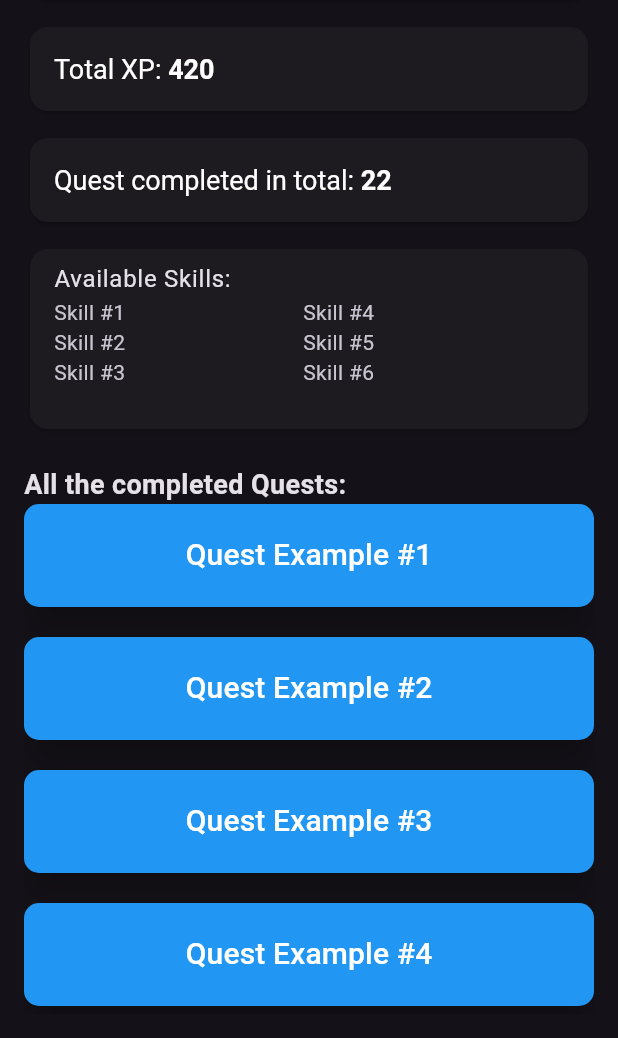
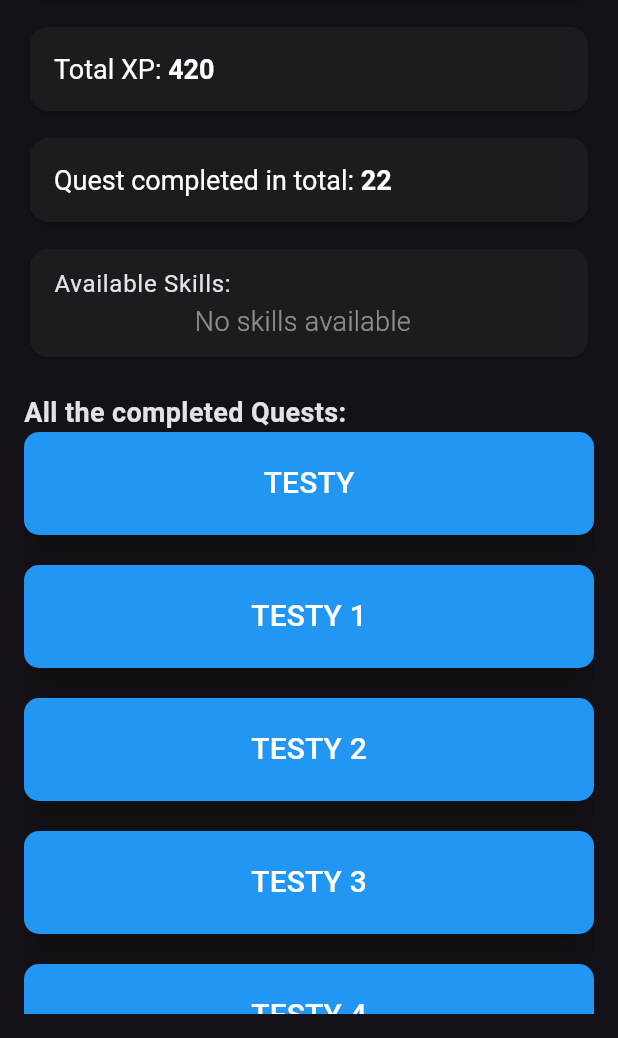
Before and after one commit to stayros130/Flutter_training, a Flutter app: the screen it shows after launch, after a tap on "History of Quests", on a phone screen of 412 x 824 dp, the part 198-1236 px from its top. Run offline on Flutter 3.47's test engine with Material 3 defaults, Android fonts, the light colour scheme and no system bars; our stand-ins replace google_fonts, transparent_image.

Commit message:
Added text when there are not any quest or skills also fixed duplicating skills text

```diff
--- a/uniwa_quest/lib/screens/loading_screen.dart
+++ b/uniwa_quest/lib/screens/loading_screen.dart
@@ -11,8 +11,8 @@ class LoadingScreen extends StatelessWidget {
     bool isLoading = true; // Set loading state
     var width = screenSize.width/2;
     var height = screenSize.height/4;
-    // String role = 'Student'; // Set Student role
-    String role = 'Professor'; // Set Professor role
+    String role = 'Student'; // Set Student role
+    //String role = 'Professor'; // Set Professor role
     Widget mainScreen = StudentMainScreen(); // Set Student main screen
 
     // Simulate loading
--- a/uniwa_quest/lib/screens/portfolio_screen.dart
+++ b/uniwa_quest/lib/screens/portfolio_screen.dart
@@ -3,21 +3,30 @@ import 'package:uniwa_quest/screens/loaded_screen.dart';
 import 'package:uniwa_quest/widgets/custom_button.dart';
 import 'package:uniwa_quest/ranks.dart';
 
-class PortfolioScreen extends StatelessWidget {
-  PortfolioScreen({super.key});
+class PortfolioScreen extends StatefulWidget {
+  const PortfolioScreen({super.key});
+
+  @override
+  _PortfolioScreenState createState() => _PortfolioScreenState();
+}
+class _PortfolioScreenState extends State<PortfolioScreen> {
 
   final int dummyXp = 420;
   final int dummyQuestsCompleted = 22;
   String skillColumn1 = '';
   String skillColumn2 = '';
-  List<String> dummySkills = [
-    'Skill #1', 'Skill #2', 'Skill #3', 'Skill #4', 'Skill #5', 'Skill #6'
-  ];
+  final column1Typed = ValueNotifier<bool>(false);
+  final column2Typed = ValueNotifier<bool>(false);
+  List<String> dummySkills = []; //left empty for testing
+  // List<String> dummySkills = [
+  //   'Skill #1', 'Skill #2', 'Skill #3', 'Skill #4', 'Skill #5', 'Skill #6'
+  // ];
+  List<Widget> quests = []; //left empty for testing
 
   @override
-  Widget build(BuildContext context) {
-    // dummySkills1 += '\ntest2';
-    // print(dummySkills1);
+  void initState() {
+    super.initState();
+
     for (var i = 0; i < dummySkills.length; i++) {
       if (i < dummySkills.length / 2) {
         skillColumn1 += '${dummySkills[i]}\n';
@@ -25,6 +34,25 @@ class PortfolioScreen extends StatelessWidget {
         skillColumn2 += '${dummySkills[i]}\n';
       }
     }
+  }
+
+  @override
+  Widget build(BuildContext context) {
+
+    List<Widget> quests = [
+      CustomButton(buttonText: 'TESTY', onPressed: () {Navigator.push(context, MaterialPageRoute(builder: (context) => const LoadedScreen()));}),
+      CustomButton(buttonText: 'TESTY 1', onPressed: () {Navigator.push(context, MaterialPageRoute(builder: (context) => const LoadedScreen()));}),
+      CustomButton(buttonText: 'TESTY 2', onPressed: () {Navigator.push(context, MaterialPageRoute(builder: (context) => const LoadedScreen()));}),
+      CustomButton(buttonText: 'TESTY 3', onPressed: () {Navigator.push(context, MaterialPageRoute(builder: (context) => const LoadedScreen()));}),
+      CustomButton(buttonText: 'TESTY 4', onPressed: () {Navigator.push(context, MaterialPageRoute(builder: (context) => const LoadedScreen()));}),
+      CustomButton(buttonText: 'TESTY 5', onPressed: () {Navigator.push(context, MaterialPageRoute(builder: (context) => const LoadedScreen()));}),
+      CustomButton(buttonText: 'TESTY 6', onPressed: () {Navigator.push(context, MaterialPageRoute(builder: (context) => const LoadedScreen()));}),
+      CustomButton(buttonText: 'TESTY 7', onPressed: () {Navigator.push(context, MaterialPageRoute(builder: (context) => const LoadedScreen()));}),
+      CustomButton(buttonText: 'TESTY 8', onPressed: () {Navigator.push(context, MaterialPageRoute(builder: (context) => const LoadedScreen()));}),
+      CustomButton(buttonText: 'TESTY 9', onPressed: () {Navigator.push(context, MaterialPageRoute(builder: (context) => const LoadedScreen()));}),
+    ];
+
+    double screenHeight = MediaQuery.of(context).size.height;
 
     return Scaffold(
       appBar: AppBar(
@@ -93,7 +121,16 @@ class PortfolioScreen extends StatelessWidget {
             Card(
               child: ListTile(
                 title: const Text('Available Skills:'),
-                subtitle: Row(
+                subtitle: dummySkills.isEmpty
+                    ? const Text('No skills available',
+                    style: TextStyle(
+                        fontSize: 18,
+                        color: Color.fromARGB(127, 255, 255, 255),
+                        fontWeight: FontWeight.w300,
+                        ),
+                      textAlign: TextAlign.center,
+                    )
+                    :Row(
                       children: [
                         Column(
                             children: [
@@ -117,68 +154,24 @@ class PortfolioScreen extends StatelessWidget {
             Expanded(
               child: ListView(
                 children: <Widget>[
-                  CustomButton(
-                      buttonText: 'Quest Example #1',
-                      onPressed: () {
-                        Navigator.push(
-                            context,
-                            MaterialPageRoute(
-                                builder: (context) => const LoadedScreen()));
-                      }),
-                  SizedBox(height: 20),
-                  CustomButton(
-                      buttonText: 'Quest Example #2',
-                      onPressed: () {
-                        Navigator.push(
-                            context,
-                            MaterialPageRoute(
-                                builder: (context) => const LoadedScreen()));
-                      }),
-                  SizedBox(height: 20),
-                  CustomButton(
-                      buttonText: 'Quest Example #3',
-                      onPressed: () {
-                        Navigator.push(
-                            context,
-                            MaterialPageRoute(
-                                builder: (context) => const LoadedScreen()));
-                      }),
-                  SizedBox(height: 20),
-                  CustomButton(
-                      buttonText: 'Quest Example #4',
-                      onPressed: () {
-                        Navigator.push(
-                            context,
-                            MaterialPageRoute(
-                                builder: (context) => const LoadedScreen()));
-                      }),
-                  SizedBox(height: 20),
-                  CustomButton(
-                      buttonText: 'Quest Example #5',
-                      onPressed: () {
-                        Navigator.push(
-                            context,
-                            MaterialPageRoute(
-                                builder: (context) => const LoadedScreen()));
-                      }),
-                  SizedBox(height: 20),
-                  CustomButton(
-                      buttonText: 'Quest Example #6',
-                      onPressed: () {
-                        Navigator.push(
-                            context,
-                            MaterialPageRoute(
-                                builder: (context) => const LoadedScreen()));
-                      }),
-                  SizedBox(height: 20),
-                  CustomButton(
-                      buttonText: 'Quest Example #7',
-                      onPressed: () {
-                        Navigator.push(
-                            context,
-                            MaterialPageRoute(
-                                builder: (context) => const LoadedScreen()));
-                      }),
+                  if (quests.isEmpty)
+                    ...[
+                    SizedBox(height: screenHeight/5),
+                    const Text('You have not completed any quests',
+                      style: TextStyle(
+                        fontSize: 24,
+                        color: Color.fromARGB(127, 255, 255, 255),
+                        fontWeight: FontWeight.w400,
+                        ),
+                      textAlign: TextAlign.center,
+                      )
+                    ]
+                  else
+                      for (int i = 0; i < quests.length; i++)
+                        ...[
+                           quests[i],
+                           const SizedBox(height: 20),
+                        ]
                 ],
               ),
             ),
--- a/uniwa_quest/lib/screens/professor_main_screen.dart
+++ b/uniwa_quest/lib/screens/professor_main_screen.dart
@@ -44,7 +44,7 @@ class ProfessorMainScreen extends StatelessWidget {
                     Navigator.push(
                         context,
                         MaterialPageRoute(
-                            builder: (context) => const PendingQuestsScreen()));
+                            builder: (context) => PendingQuestsScreen()));
                   },
                 ),
                 Positioned(
--- a/uniwa_quest/lib/screens/student_main_screen.dart
+++ b/uniwa_quest/lib/screens/student_main_screen.dart
@@ -32,7 +32,7 @@ class StudentMainScreen extends StatelessWidget {
                 Navigator.push(
                     context,
                     MaterialPageRoute(
-                        builder: (context) => const CurrentQuestsScreen()));
+                        builder: (context) => CurrentQuestsScreen()));
               },
             ),
             SizedBox(
@@ -45,7 +45,7 @@ class StudentMainScreen extends StatelessWidget {
                     Navigator.push(
                         context,
                         MaterialPageRoute(
-                            builder: (context) => const PendingQuestsScreen()));
+                            builder: (context) => PendingQuestsScreen()));
                   },
                 ),
                 Positioned(
@@ -72,7 +72,7 @@ class StudentMainScreen extends StatelessWidget {
                 Navigator.push(
                     context,
                     MaterialPageRoute(
-                        builder: (context) => const GuildBoardScreen()));
+                        builder: (context) => GuildBoardScreen()));
               },
             ),
             SizedBox(height: MediaQuery.of(context).size.height/20), // Add some space
```
Also changed, not shown: uniwa_quest/lib/screens/current_quests_screen.dart (+37 -8 lines), uniwa_quest/lib/screens/guild_board_screen.dart (+37 -2 lines), uniwa_quest/lib/screens/pending_quests_screen.dart (+38 -20 lines). Lines whose indentation alone changed are shown as unchanged.
